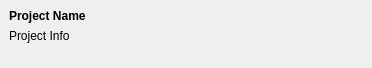
First picture: the form in UserInterfaceLayer/ProjectsList/ProjectFileWidget.ui, repository dimkanovikov/KITScenaristCore, before the edit.
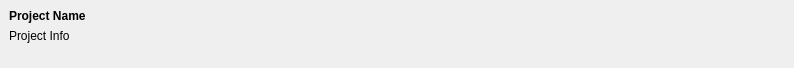
Second picture: the form after the edit. Icons and pictures are not drawn. Custom widgets are drawn as their Qt base class.

Commit message: Added ElidedButton and use ElidedLabel for ProjectFileWidget

Diff of the .ui file:
```diff
--- a/UserInterfaceLayer/ProjectsList/ProjectFileWidget.ui
+++ b/UserInterfaceLayer/ProjectsList/ProjectFileWidget.ui
@@ -6,7 +6,7 @@
    <rect>
     <x>0</x>
     <y>0</y>
-    <width>372</width>
+    <width>794</width>
     <height>68</height>
    </rect>
   </property>
@@ -39,6 +39,12 @@
      </property>
      <item row="0" column="0" rowspan="2">
       <widget class="QFrame" name="frame">
+       <property name="sizePolicy">
+        <sizepolicy hsizetype="Expanding" vsizetype="Preferred">
+         <horstretch>0</horstretch>
+         <verstretch>0</verstretch>
+        </sizepolicy>
+       </property>
        <property name="minimumSize">
         <size>
          <width>50</width>
```
Left out of the diff: 2 changed lines with no effect on the pictures. The commit also changes 2 other files.
